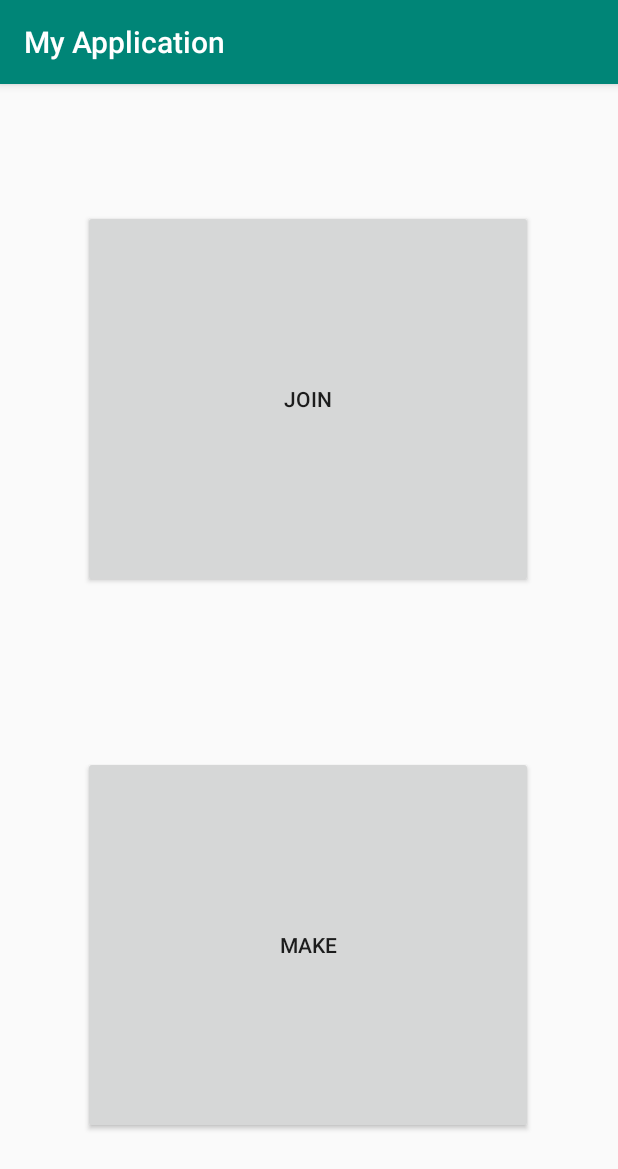
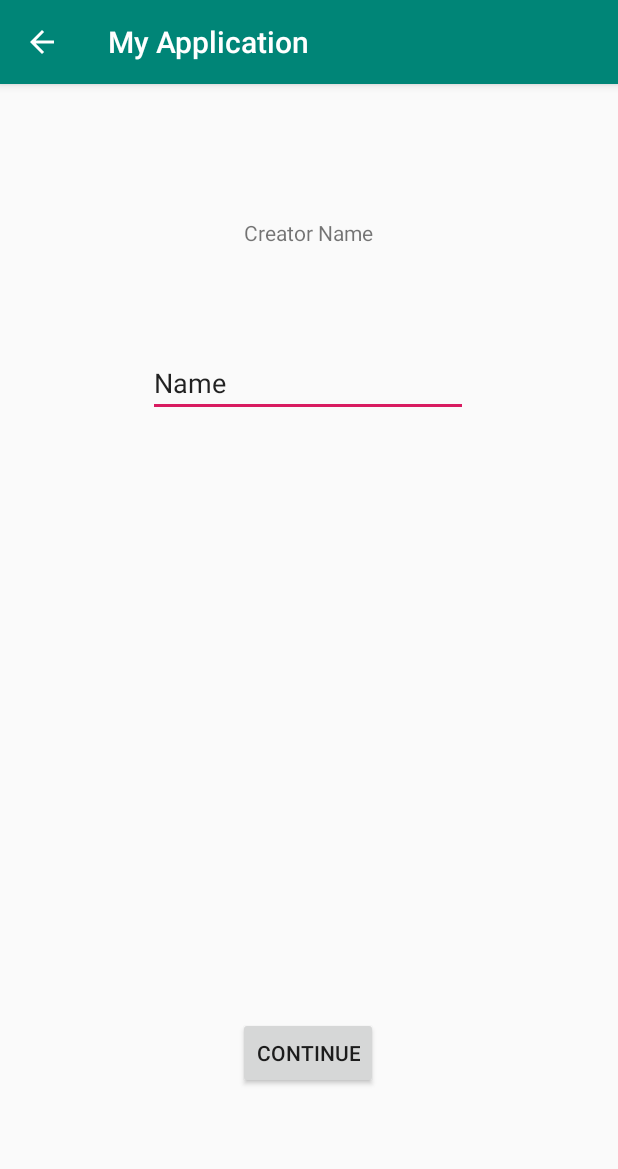
Before and after one commit to MrCorvi/TresureHuntAndroidApp, an Android app: the screen it shows after launch (MainActivity before the commit, FormMakerActivity after it), after a tap on "MAKE", on a phone screen of 412 x 824 dp. Shown: the top 1169 px of the screen. Run offline under Robolectric (Android 15) with nearby library versions, the phone set to English and light mode, and no system bars.

Commit message:
Initial skeleton of maker part

```diff
--- /dev/null
+++ b/TresurHuntFrontend/app/src/main/java/com/example/myapplication/FormMakerActivity.java
@@ -0,0 +1,26 @@
+package com.example.myapplication;
+
+import androidx.appcompat.app.AppCompatActivity;
+
+import android.content.Intent;
+import android.os.Bundle;
+import android.view.View;
+
+public class FormMakerActivity extends AppCompatActivity {
+
+    @Override
+    protected void onCreate(Bundle savedInstanceState) {
+        super.onCreate(savedInstanceState);
+        setContentView(R.layout.activity_form_maker);
+
+        //set top-bar button
+        getSupportActionBar().setDisplayHomeAsUpEnabled(true);
+    }
+
+    public void onContinueClick(View view){
+        //Allow to switch from the current Activity to the next
+        Intent intent = new Intent(FormMakerActivity.this, MakerMapActivity.class);
+        startActivity(intent);
+    }
+
+}
--- a/TresurHuntFrontend/app/src/main/java/com/example/myapplication/MainActivity.java
+++ b/TresurHuntFrontend/app/src/main/java/com/example/myapplication/MainActivity.java
@@ -33,7 +33,10 @@ public class MainActivity extends AppCompatActivity {
     }
 
     public void makeButtonClick(View view){
-        text.setText("Make");
+        //text.setText("Make");
+
+        Intent intent = new Intent(MainActivity.this, FormMakerActivity.class);
+        startActivity(intent);
     }
 
 }
--- /dev/null
+++ b/TresurHuntFrontend/app/src/main/res/layout/activity_form_maker.xml
@@ -0,0 +1,43 @@
+<?xml version="1.0" encoding="utf-8"?>
+<androidx.constraintlayout.widget.ConstraintLayout xmlns:android="http://schemas.android.com/apk/res/android"
+    xmlns:app="http://schemas.android.com/apk/res-auto"
+    xmlns:tools="http://schemas.android.com/tools"
+    android:layout_width="match_parent"
+    android:layout_height="match_parent"
+    tools:context=".FormMakerActivity">
+
+    <TextView
+        android:id="@+id/textView2"
+        android:layout_width="wrap_content"
+        android:layout_height="wrap_content"
+        android:text="@string/creator_text"
+        app:layout_constraintBottom_toBottomOf="parent"
+        app:layout_constraintEnd_toEndOf="parent"
+        app:layout_constraintHorizontal_bias="0.498"
+        app:layout_constraintStart_toStartOf="parent"
+        app:layout_constraintTop_toTopOf="parent"
+        app:layout_constraintVertical_bias="0.119" />
+
+    <EditText
+        android:id="@+id/editTextTextPersonName2"
+        android:layout_width="wrap_content"
+        android:layout_height="wrap_content"
+        android:layout_marginTop="68dp"
+        android:layout_marginEnd="100dp"
+        android:ems="10"
+        android:inputType="textPersonName"
+        android:text="Name"
+        app:layout_constraintEnd_toEndOf="parent"
+        app:layout_constraintTop_toBottomOf="@+id/textView2" />
+
+    <Button
+        android:id="@+id/button2"
+        android:layout_width="wrap_content"
+        android:layout_height="wrap_content"
+        android:layout_marginTop="400dp"
+        android:layout_marginEnd="160dp"
+        android:onClick="onContinueClick"
+        android:text="@string/continue_button"
+        app:layout_constraintEnd_toEndOf="parent"
+        app:layout_constraintTop_toBottomOf="@+id/editTextTextPersonName2" />
+</androidx.constraintlayout.widget.ConstraintLayout>
--- a/TresurHuntFrontend/app/src/main/res/layout/activity_main.xml
+++ b/TresurHuntFrontend/app/src/main/res/layout/activity_main.xml
@@ -12,8 +12,8 @@
         android:layout_height="252dp"
         android:layout_marginTop="32dp"
         android:layout_marginBottom="60dp"
-        android:text="Join"
         android:onClick="joinButtonClick"
+        android:text="@string/play_button"
         app:layout_constraintBottom_toTopOf="@+id/makeButton"
         app:layout_constraintEnd_toEndOf="parent"
         app:layout_constraintHorizontal_bias="0.495"
@@ -25,8 +25,8 @@
         android:layout_width="300dp"
         android:layout_height="252dp"
         android:layout_marginBottom="68dp"
-        android:text="Make"
         android:onClick="makeButtonClick"
+        android:text="@string/make_button"
         app:layout_constraintBottom_toBottomOf="parent"
         app:layout_constraintEnd_toEndOf="parent"
         app:layout_constraintHorizontal_bias="0.495"
--- a/TresurHuntFrontend/app/src/main/res/values/strings.xml
+++ b/TresurHuntFrontend/app/src/main/res/values/strings.xml
@@ -1,3 +1,9 @@
 <resources>
     <string name="app_name">My Application</string>
+    <string name="make_button">Make</string>
+    <string name="play_button">Play</string>
+    <string name="continue_button">Continue</string>
+
+    <string name="creator_text">Creator Name</string>
+
 </resources>
```
Also changed, not shown: TresurHuntFrontend/app/src/main/AndroidManifest.xml (+10 -5 lines), TresurHuntFrontend/app/src/main/java/com/example/myapplication/MakerMapActivity.java (added, +14 -0 lines), TresurHuntFrontend/app/src/main/res/layout/activity_maker_map.xml (added, +40 -0 lines).
